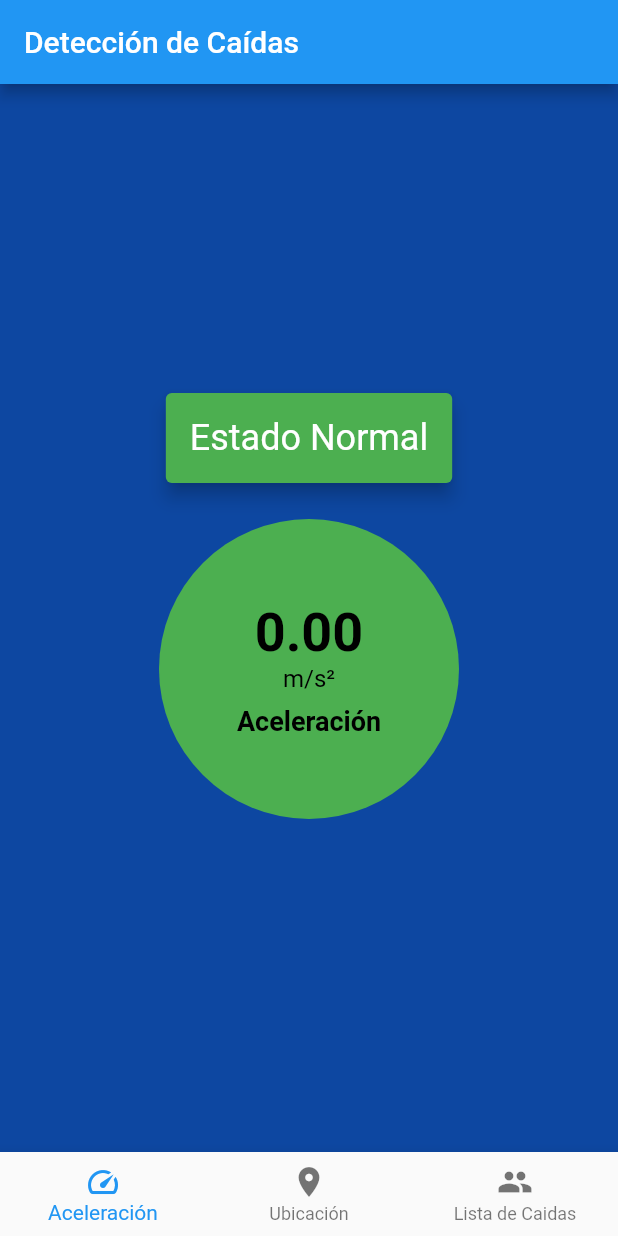
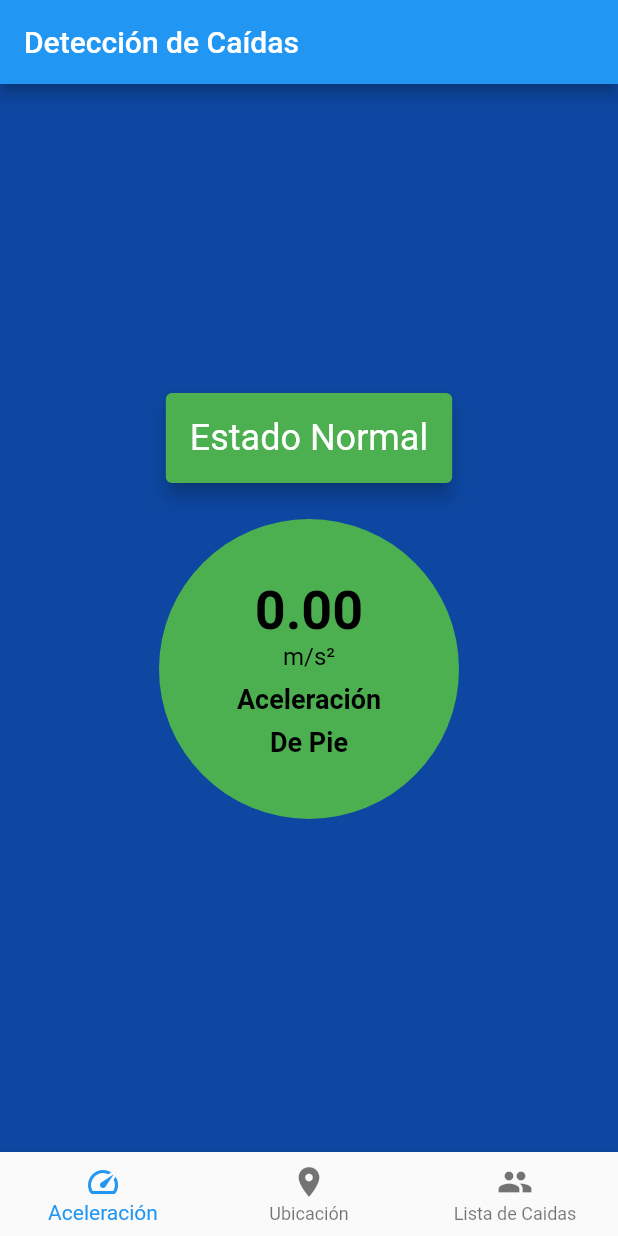
Before and after one commit to inge-fabiansuarez/final_project, a Flutter app: the screen it shows after launch, on a phone screen of 412 x 824 dp. Run offline on Flutter 3.47's test engine with Material 2 defaults, Android fonts, the phone set to English and light mode, and no system bars; our stand-ins replace firebase_core, firebase_database, geolocator, google_maps_flutter, permission_handler, sensors; accounts and stored records are empty.

Commit message:
Se ajusto la aplicacion

```diff
--- a/lib/acceleration_screen.dart
+++ b/lib/acceleration_screen.dart
@@ -11,7 +11,9 @@ class AccelerationScreen extends StatefulWidget {
 
 class _AccelerationScreenState extends State<AccelerationScreen> {
   double threshold = 9.8 * 2.0; // Umbral para detectar caídas
+  double verticalThreshold = 9.0; // Umbral para determinar si está acostado
   bool fallDetected = false;
+  bool isLyingDown = false; // Variable para determinar si está acostado
   double accelerationValue = 0.0;
   late DatabaseReference _fallDataRef;
   bool isSavingData = false;
@@ -33,8 +35,12 @@ class _AccelerationScreenState extends State<AccelerationScreen> {
 
       bool isFall = accelerationTotal > threshold;
 
+      // Verifica si está acostado comparando con el umbral vertical
+      bool lyingDown = z < -verticalThreshold || z > verticalThreshold;
+
       setState(() {
         fallDetected = isFall;
+        isLyingDown = lyingDown;
         accelerationValue = accelerationTotal;
       });
 
@@ -66,6 +72,7 @@ class _AccelerationScreenState extends State<AccelerationScreen> {
         'acceleration': accelerationValue,
         'latitude': position.latitude,
         'longitude': position.longitude,
+        'activity': isLyingDown ? 'Acostado' : 'De Pie', // Agrega la actividad
       });
     } catch (e) {
       print('Error al obtener la ubicación: $e');
@@ -138,6 +145,17 @@ class _AccelerationScreenState extends State<AccelerationScreen> {
                           color: Colors.black,
                         ),
                       ),
+                      SizedBox(height: 8.0),
+                      Text(
+                        isLyingDown
+                            ? 'Acostado'
+                            : 'De Pie', // Muestra la actividad
+                        style: TextStyle(
+                          fontSize: 18.0,
+                          fontWeight: FontWeight.bold,
+                          color: Colors.black,
+                        ),
+                      ),
                     ],
                   ),
                 ),
```
Also changed, not shown: lib/user_list_screen.dart (+15 -5 lines).
